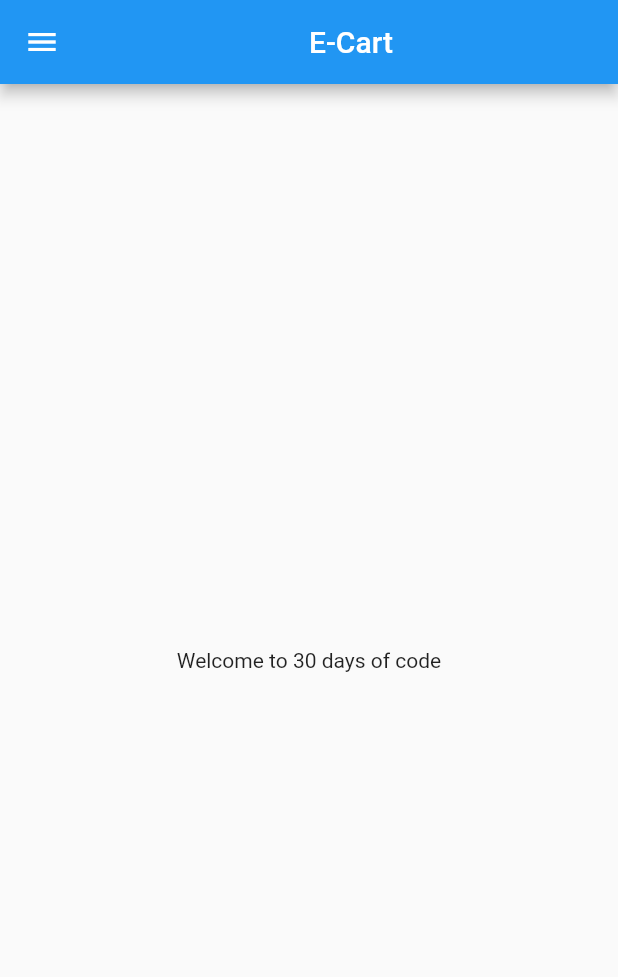
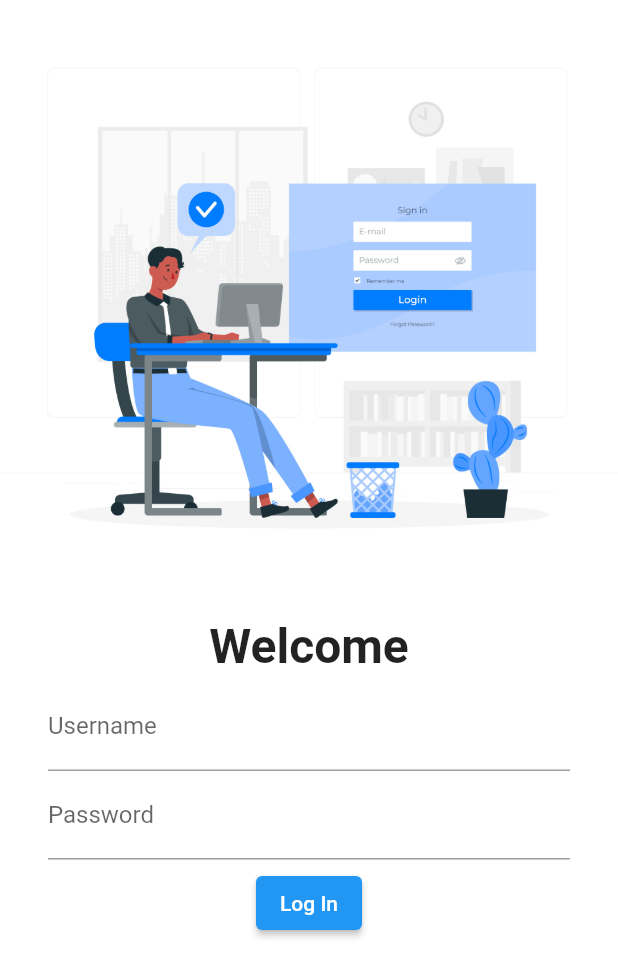
Before and after one commit to Aditya01237/E_cart, a Flutter app: the screen it shows after launch, on a phone screen of 412 x 824 dp. Shown: the top 977 px of the screen. Run offline on Flutter 3.47's test engine with Material 2 defaults, Android fonts, the phone set to English and light mode, and no system bars.

Commit message:
update login

```diff
--- a/lib/Home_Page.dart
+++ b/lib/Home_Page.dart
@@ -14,7 +14,6 @@ class HomePage extends StatelessWidget {
           child: Text("Welcome to 30 days of code"),
         ),
       ),
-      drawer: Drawer(),
     );
   }
 }
--- a/lib/login_page.dart
+++ b/lib/login_page.dart
@@ -0,0 +1,53 @@
+import 'package:flutter/material.dart';
+
+class Loginpage extends StatelessWidget {
+  const Loginpage({Key? key}) : super(key: key);
+
+  @override
+  Widget build(BuildContext context) {
+    return Material(
+      color: Colors.white,
+      child: Column(
+        children: [
+          Image.asset("assets/images/loginpage.jpg",
+          fit: BoxFit.cover,
+          scale: .1,
+          ),
+          Text("Welcome",
+            style: TextStyle(
+              fontSize:32,
+              fontWeight: FontWeight.bold,
+            ),
+          ),
+          Padding(
+            padding: const EdgeInsets.symmetric(vertical: 5.0,horizontal: 32.0),
+            child: Column(children: [
+              TextFormField(
+                decoration: InputDecoration(
+                  hintText: "Enter Username",
+                  labelText: "Username",
+                ),
+              ),
+              TextFormField(
+                decoration: InputDecoration(
+                  hintText: "Enter Password",
+                  labelText: "Password",
+                ),
+              ),
+              SizedBox(
+                height: 5.0,
+              ),
+              ElevatedButton(
+                  child: Text("Log In"),
+                style: TextButton.styleFrom(),
+                onPressed: (){
+                  print("login clicking");
+                },
+              )
+            ],),
+          )
+        ],
+      )
+    );
+  }
+}
--- a/lib/main.dart
+++ b/lib/main.dart
@@ -1,4 +1,5 @@
 import 'package:e_cart/Home_Page.dart';
+import 'package:e_cart/login_page.dart';
 import 'package:flutter/material.dart';
 
 void main() {
@@ -8,7 +9,8 @@ class MyApp extends StatelessWidget {
   @override
   Widget build(BuildContext context) {
     return MaterialApp(
-      home: HomePage(),
+      themeMode: ThemeMode.light,
+      home: Loginpage(),
     );
   }
 }
--- a/pubspec.yaml
+++ b/pubspec.yaml
@@ -59,8 +59,8 @@ flutter:
   uses-material-design: true
 
   # To add assets to your application, add an assets section, like this:
-  # assets:
-  #   - images/a_dot_burr.jpeg
+  assets:
+     - assets/images/
   #   - images/a_dot_ham.jpeg
 
   # An image asset can refer to one or more resolution-specific "variants", see
```
